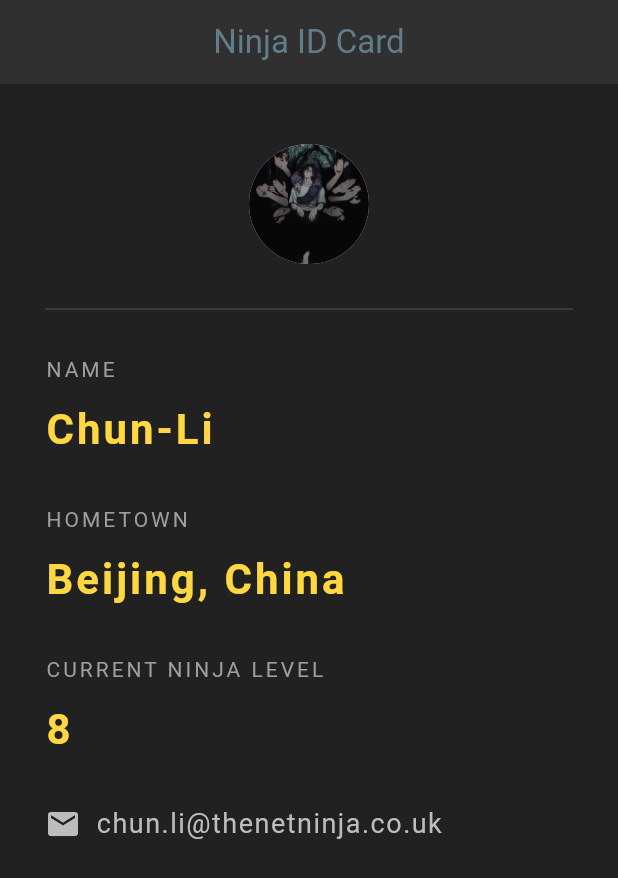
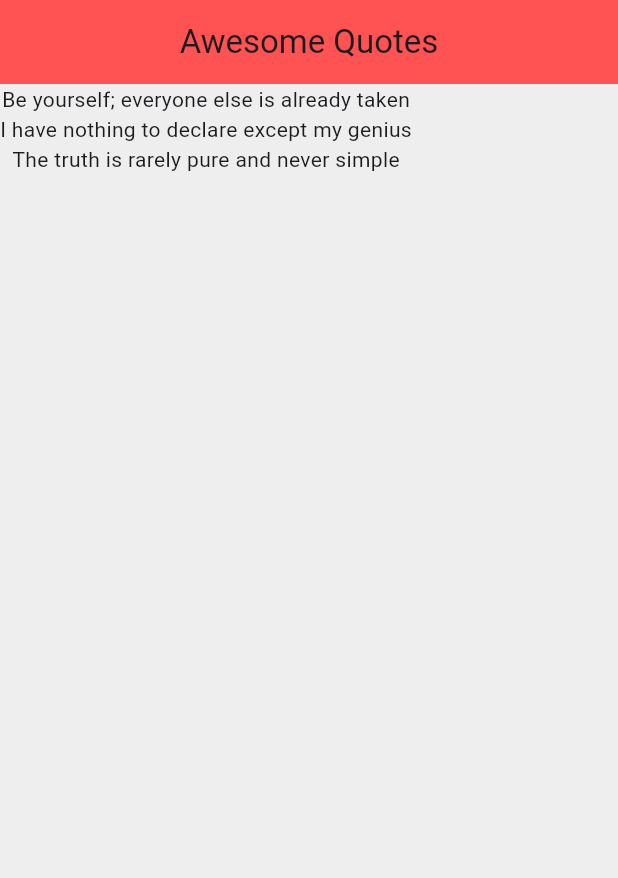
Before and after one commit to jaskirat-26/flutterTutorial, a Flutter app: the screen it shows after launch, on a phone screen of 412 x 824 dp. Shown: the top 878 px of the screen. Run offline on Flutter 3.47's test engine with Material 3 defaults, Android fonts, the phone set to English and light mode, and no system bars; Roboto replaces fonts that are missing (fonts/PermanentMarker-Regular.ttf).

Commit message:
lesson 17

```diff
--- a/lib/main.dart
+++ b/lib/main.dart
@@ -1,113 +1,33 @@
 import 'package:flutter/material.dart';
 
 void main() => runApp(MaterialApp(
-  home: NinjaCard(),
+  home: QuoteList()
 ));
 
-class NinjaCard extends StatelessWidget {
+class QuoteList extends StatefulWidget {
+  @override
+  _QuoteListState createState() => _QuoteListState();
+}
+
+class _QuoteListState extends State<QuoteList> {
+
+  List<String> quotes = [
+    'Be yourself; everyone else is already taken',
+    'I have nothing to declare except my genius',
+    'The truth is rarely pure and never simple'
+  ];
+
   @override
   Widget build(BuildContext context) {
     return Scaffold(
-      backgroundColor: Colors.grey[900],
+      backgroundColor: Colors.grey[200],
       appBar: AppBar(
-        title: const Text('Ninja ID Card',
-          style: TextStyle(
-            color: Colors.blueGrey,
-            fontFamily: "fonts/PermanentMarker-Regular.ttf"),),
+        title: Text('Awesome Quotes'),
         centerTitle: true,
-        backgroundColor: Colors.grey[850],
-        elevation: 0.0,
+        backgroundColor: Colors.redAccent,
       ),
-      body: Padding(
-        padding: const EdgeInsets.fromLTRB(30.0, 40.0, 30.0, 0),
-        child: Column(
-          crossAxisAlignment: CrossAxisAlignment.start,
-          children: <Widget>[
-            const Center(
-              child: CircleAvatar(
-                radius: 40.0,
-                backgroundImage: AssetImage('assets/tojiPaji.jpg'),
-              ),
-            ),
-            Divider(
-              color: Colors.grey[800],
-              height: 60.0,
-            ),
-            const Text(
-              'NAME',
-              style: TextStyle(
-                color: Colors.grey,
-                letterSpacing: 2.0,
-              ),
-            ),
-            const SizedBox(height: 10.0),
-            Text(
-              'Chun-Li',
-              style: TextStyle(
-                color: Colors.amberAccent[200],
-                fontWeight: FontWeight.bold,
-                fontSize: 28.0,
-                letterSpacing: 2.0,
-              ),
-            ),
-            const SizedBox(height: 30.0),
-            const Text(
-              'HOMETOWN',
-              style: TextStyle(
-                color: Colors.grey,
-                letterSpacing: 2.0,
-              ),
-            ),
-            const SizedBox(height: 10.0),
-            Text(
-              'Beijing, China',
-              style: TextStyle(
-                color: Colors.amberAccent[200],
-                fontWeight: FontWeight.bold,
-                fontSize: 28.0,
-                letterSpacing: 2.0,
-              ),
-            ),
-
-            const SizedBox(height: 30.0),
-            const Text(
-              'CURRENT NINJA LEVEL',
-              style: TextStyle(
-                color: Colors.grey,
-                letterSpacing: 2.0,
-              ),
-            ),
-
-            const SizedBox(height: 10.0),
-            Text(
-              '8',
-              style: TextStyle(
-                color: Colors.amberAccent[200],
-                fontWeight: FontWeight.bold,
-                fontSize: 28.0,
-                letterSpacing: 2.0,
-              ),
-            ),
-            const SizedBox(height: 30.0),
-            Row(
-              children: <Widget>[
-                Icon(
-                  Icons.email,
-                  color: Colors.grey[400],
-                ),
-                const SizedBox(width: 10.0),
-                Text(
-                  'chun.li@thenetninja.co.uk',
-                  style: TextStyle(
-                    color: Colors.grey[400],
-                    fontSize: 18.0,
-                    letterSpacing: 1.0,
-                  ),
-                )
-              ],
-            ),
-          ],
-        ),
+      body: Column(
+        children: quotes.map((quote) => Text(quote)).toList(),
       ),
     );
   }
```
